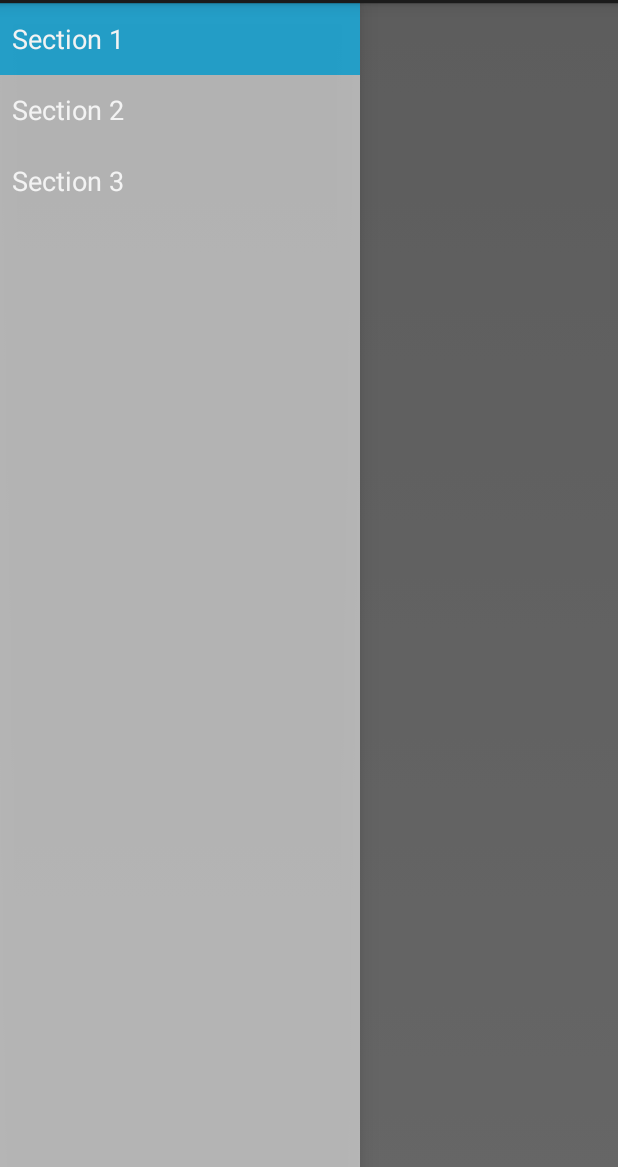
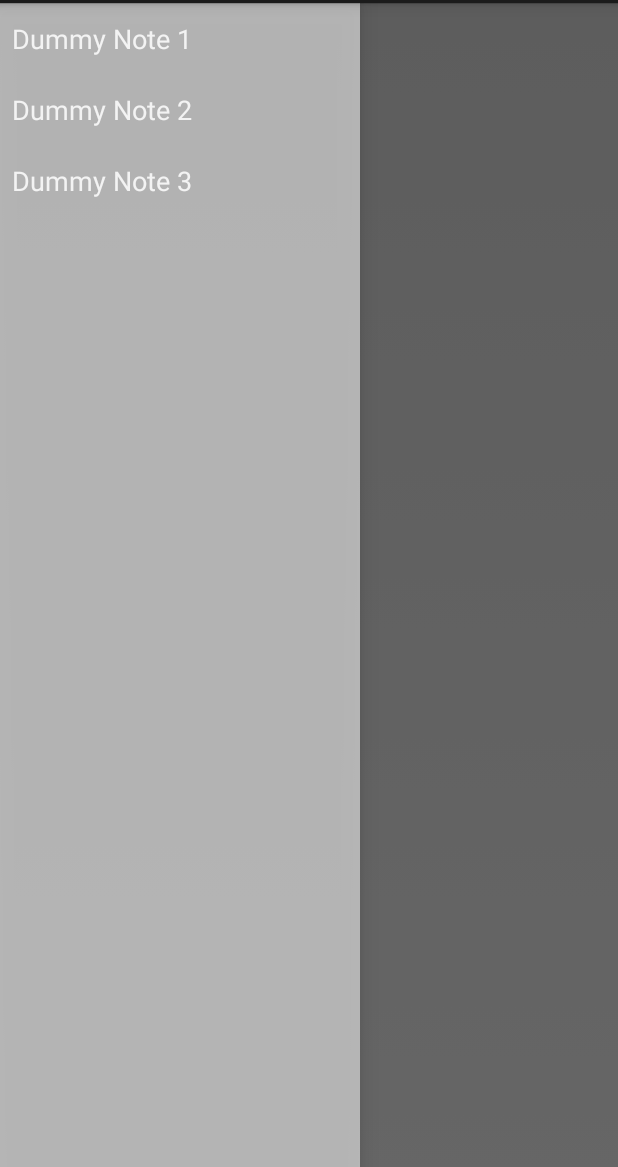
Before and after one commit to wspurgin/AndSimpleNote, an Android app: the screen it shows after launch (NotesHomeActivity), on a phone screen of 412 x 824 dp, the part 69-1236 px from its top. Run offline under Robolectric (Android 15) with nearby library versions, the phone set to English and light mode, and no system bars; libraries missing offline, so code that uses them is left out: com.evernote.client; 4 statements that could not run were skipped.

Commit message:
Integrated the view with dummy notes.

```diff
--- a/src/main/java/com/wspurgin/andsimplenote/NavigationDrawerFragment.java
+++ b/src/main/java/com/wspurgin/andsimplenote/NavigationDrawerFragment.java
@@ -11,6 +11,7 @@ import android.content.SharedPreferences;
 import android.content.res.Configuration;
 import android.os.Bundle;
 import android.preference.PreferenceManager;
+import android.util.Log;
 import android.view.LayoutInflater;
 import android.view.Menu;
 import android.view.MenuInflater;
@@ -21,6 +22,8 @@ import android.widget.AdapterView;
 import android.widget.ArrayAdapter;
 import android.widget.ListView;
 import android.widget.Toast;
+
+import java.util.ArrayList;
 
 /**
  * Fragment used for managing interactions for and presentation of a navigation drawer.
@@ -40,6 +43,8 @@ public class NavigationDrawerFragment extends Fragment {
      */
     private static final String PREF_USER_LEARNED_DRAWER = "navigation_drawer_learned";
 
+    private static final String LOGTAG = "ASN-NavigationFrag";
+
     /**
      * A pointer to the current callbacks instance (the Activity).
      */
@@ -49,6 +54,8 @@ public class NavigationDrawerFragment extends Fragment {
      * Helper component that ties the action bar to the navigation drawer.
      */
     private ActionBarDrawerToggle mDrawerToggle;
+
+    private ArrayList<SimpleNote> mNotes;
 
     private DrawerLayout mDrawerLayout;
     private ListView mDrawerListView;
@@ -97,15 +104,7 @@ public class NavigationDrawerFragment extends Fragment {
                 selectItem(position);
             }
         });
-        mDrawerListView.setAdapter(new ArrayAdapter<String>(
-                getActionBar().getThemedContext(),
-                android.R.layout.simple_list_item_activated_1,
-                android.R.id.text1,
-                new String[]{
-                        getString(R.string.title_section1),
-                        getString(R.string.title_section2),
-                        getString(R.string.title_section3),
-                }));
+
         mDrawerListView.setItemChecked(mCurrentSelectedPosition, true);
         return mDrawerListView;
     }
@@ -120,9 +119,18 @@ public class NavigationDrawerFragment extends Fragment {
      * @param fragmentId   The android:id of this fragment in its activity's layout.
      * @param drawerLayout The DrawerLayout containing this fragment's UI.
      */
-    public void setUp(int fragmentId, DrawerLayout drawerLayout) {
+    public void setUp(int fragmentId, DrawerLayout drawerLayout, ArrayList<SimpleNote> notes) {
         mFragmentContainerView = getActivity().findViewById(fragmentId);
         mDrawerLayout = drawerLayout;
+        mNotes = notes;
+
+        // set list view
+        mDrawerListView.setAdapter(new ArrayAdapter<SimpleNote>(
+                getActionBar().getThemedContext(),
+                android.R.layout.simple_list_item_activated_1,
+                android.R.id.text1,
+                mNotes
+        ));
 
         // set a custom shadow that overlays the main content when the drawer opens
         mDrawerLayout.setDrawerShadow(R.drawable.drawer_shadow, GravityCompat.START);
--- a/src/main/java/com/wspurgin/andsimplenote/NotesHomeActivity.java
+++ b/src/main/java/com/wspurgin/andsimplenote/NotesHomeActivity.java
@@ -22,6 +22,8 @@ import android.widget.TextView;
 
 import com.evernote.client.android.EvernoteSession;
 
+import java.util.ArrayList;
+
 
 public class NotesHomeActivity extends Activity
         implements NavigationDrawerFragment.NavigationDrawerCallbacks {
@@ -30,6 +32,8 @@ public class NotesHomeActivity extends Activity
      * Fragment managing the behaviors, interactions and presentation of the navigation drawer.
      */
     private NavigationDrawerFragment mNavigationDrawerFragment;
+
+    private ArrayList<SimpleNote> DUMMY_NOTES;
 
     private EvernoteSession mEvernoteSession;
 
@@ -44,18 +48,24 @@ public class NotesHomeActivity extends Activity
     protected void onCreate(Bundle savedInstanceState) {
         super.onCreate(savedInstanceState);
         setContentView(R.layout.activity_notes_home);
+        DUMMY_NOTES = new ArrayList<SimpleNote>();
 
         mNavigationDrawerFragment = (NavigationDrawerFragment)
                 getFragmentManager().findFragmentById(R.id.navigation_drawer);
         mTitle = getTitle();
 
+        mEvernoteSession = EvernoteSession.getInstance(this, EvernoteConsts.getConsumerKey(),
+                EvernoteConsts.getConsumerSecret(), EvernoteConsts.getEvernoteService());
+        mEvernoteSession.authenticate(this);
+        DUMMY_NOTES.add(new SimpleNote("Dummy Note 1", "blah blah blah blah"));
+        DUMMY_NOTES.add(new SimpleNote("Dummy Note 2", "blah test blah"));
+        DUMMY_NOTES.add(new SimpleNote("Dummy Note 3", "Text dad"));
+
         // Set up the drawer.
         mNavigationDrawerFragment.setUp(
                 R.id.navigation_drawer,
-                (DrawerLayout) findViewById(R.id.drawer_layout));
-        mEvernoteSession = EvernoteSession.getInstance(this, EvernoteConsts.getConsumerKey(),
-                EvernoteConsts.getConsumerSecret(), EvernoteConsts.getEvernoteService());
-        mEvernoteSession.authenticate(this);
+                (DrawerLayout) findViewById(R.id.drawer_layout),
+                DUMMY_NOTES);
     }
 
     @Override
@@ -68,17 +78,7 @@ public class NotesHomeActivity extends Activity
     }
 
     public void onSectionAttached(int number) {
-        switch (number) {
-            case 1:
-                mTitle = getString(R.string.title_section1);
-                break;
-            case 2:
-                mTitle = getString(R.string.title_section2);
-                break;
-            case 3:
-                mTitle = getString(R.string.title_section3);
-                break;
-        }
+        mTitle = DUMMY_NOTES.get(number-1).getTitle();
     }
 
     public void restoreActionBar() {
@@ -159,8 +159,7 @@ public class NotesHomeActivity extends Activity
         @Override
         public View onCreateView(LayoutInflater inflater, ViewGroup container,
                                  Bundle savedInstanceState) {
-            View rootView = inflater.inflate(R.layout.fragment_notes_home, container, false);
-            return rootView;
+            return inflater.inflate(R.layout.fragment_notes_home, container, false);
         }
 
         @Override
--- a/src/main/java/com/wspurgin/andsimplenote/SimpleNote.java
+++ b/src/main/java/com/wspurgin/andsimplenote/SimpleNote.java
@@ -1,9 +1,12 @@
 package com.wspurgin.andsimplenote;
+
+import java.io.Serializable;
 
 /**
  * Created by Will on 12/11/14.
+ * A data model representation of a note created in AndSimpleNote
  */
-public class SimpleNote {
+public class SimpleNote implements Serializable {
     private String mTitle;
     private String mBody;
 
@@ -29,4 +32,8 @@ public class SimpleNote {
     public void setBody(String body) {
         this.mBody = body;
     }
+
+    public String toString() {
+        return this.mTitle;
+    }
 }
```
Also changed, not shown: src/main/java/com/wspurgin/andsimplenote/NoteConverter.java (added, +31 -0 lines).
